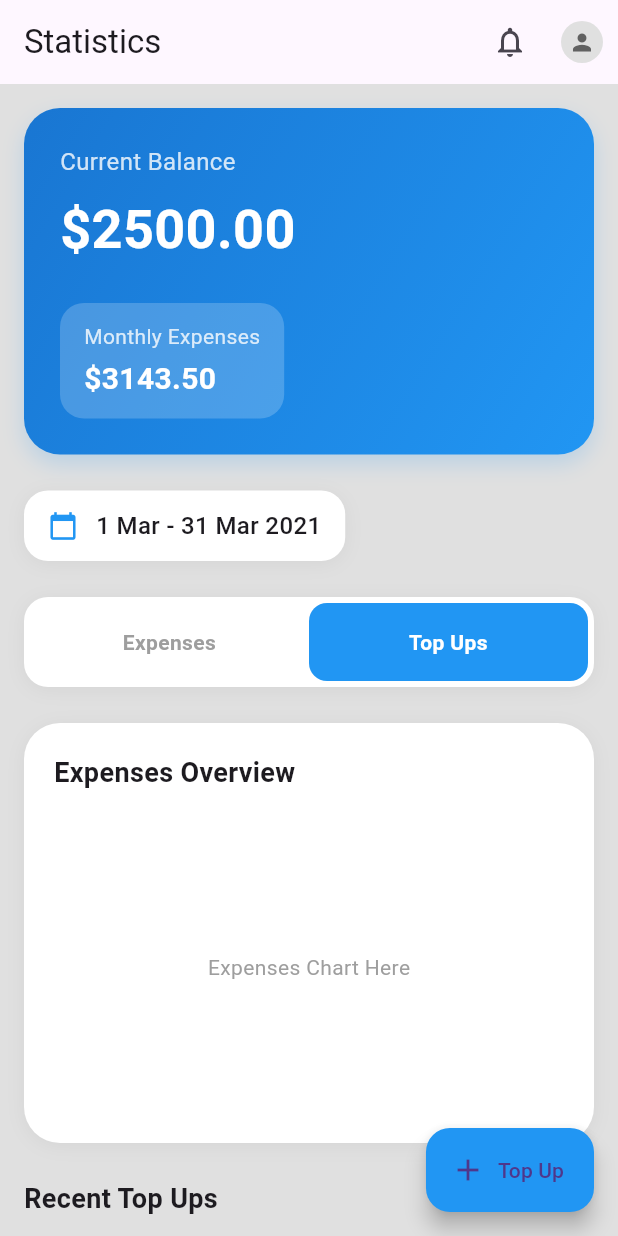
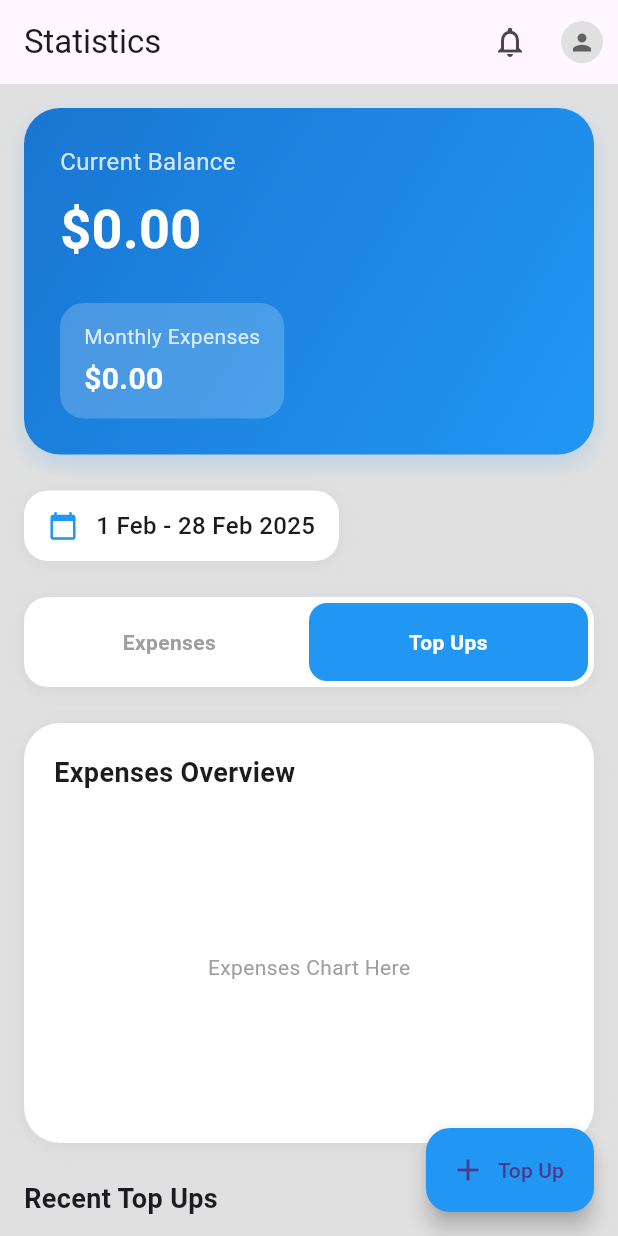
Before and after one commit to Kashyroyalty/Flutter_mobile_app, a Flutter app: the StatisticsPage screen opened by its route, after a tap on "Top Ups", on a phone screen of 412 x 824 dp. Run offline on Flutter 3.47's test engine with Material 3 defaults, Android fonts, the phone set to English and light mode, and no system bars; our stand-ins replace google_fonts, image_picker, local_auth, shared_preferences; missing offline and left inert: dart:ffi; accounts and stored records are empty; network calls fail.

Commit message:
added apis to the statistics page

```diff
--- a/lib/Pages/StockPage.dart
+++ b/lib/Pages/StockPage.dart
@@ -1,20 +1,12 @@
 import 'package:flutter/material.dart';
 import 'package:intl/intl.dart';
-import 'package:fl_chart/fl_chart.dart';
-import 'package:flutter/material.dart';
-import 'package:intl/intl.dart';
+
 import 'package:online_banking_system/Pages/NotificationPage.dart';
 
-// Add this import or create the class
-class ProfilePage extends StatelessWidget {
-  @override
-  Widget build(BuildContext context) {
-    return Scaffold(
-      appBar: AppBar(title: Text('Profile')),
-      body: Center(child: Text('Profile Page')),
-    );
-  }
-}
+import '../Models/AccountContract.dart';
+import '../Models/ApiService.dart';
+import '../Models/TransactionContract.dart';
+import 'ProfilePage.dart';
 
 enum TransactionCategory {
   transfer(icon: Icons.swap_horiz),
@@ -26,6 +18,7 @@ enum TransactionCategory {
   const TransactionCategory({required this.icon});
 }
 
+
 class StatisticsPage extends StatefulWidget {
   @override
   _StatisticsPageState createState() => _StatisticsPageState();
@@ -33,36 +26,46 @@ class StatisticsPage extends StatefulWidget {
 
 class _StatisticsPageState extends State<StatisticsPage> {
   bool isExpensesTab = true;
-  double currentBalance = 2500.00;
+  double currentBalance = 0.0;
+  AccountContract? accountData;
+  bool _isLoading = true;
   List<Transaction> transactions = [];
+  bool isLoading = true;
+  String errorMessage = '';
 
   @override
   void initState() {
     super.initState();
-    // Initialize sample transactions
-    transactions = [
-      Transaction(
-        id: '1',
-        title: 'Bank Transfer',
-        amount: -2941.25,
-        date: DateTime(2021, 3, 15),
-        category: TransactionCategory.transfer,
-      ),
-      Transaction(
-        id: '2',
-        title: 'Shopping',
-        amount: -156.50,
-        date: DateTime(2021, 3, 14),
-        category: TransactionCategory.shopping,
-      ),
-      Transaction(
-        id: '3',
-        title: 'Food',
-        amount: -45.75,
-        date: DateTime(2021, 3, 13),
-        category: TransactionCategory.food,
-      ),
-    ];
+    fetchTransactions();
+  }
+
+  Future<void> fetchTransactions() async {
+    try {
+      TransactionContract contract = await ApiService().fetchTransactionContract("5176632120");
+      setState(() {
+        transactions.add(contract as Transaction);
+      });
+    } catch (e) {
+      print("Error fetching card contract: $e");
+    }
+  }
+
+  Future<void> fetchAccountData() async {
+    try {
+      print("Fetching account data...");
+      final account = await ApiService().fetchAccountContract("5176632120");
+      print("Account Data Fetched: ${account.accountContractName}");
+
+      setState(() {
+        accountData = account;
+        _isLoading = false;
+      });
+    } catch (e) {
+      print("Error fetching account data: $e");
+      setState(() {
+        _isLoading = false;
+      });
+    }
   }
 
   void _showTopUpDialog() {
@@ -291,6 +294,13 @@ class _StatisticsPageState extends State<StatisticsPage> {
   }
 
   Widget _buildDateRange() {
+    DateTime now = DateTime.now();
+    DateTime firstDay = DateTime(now.year, now.month, 1);
+    DateTime lastDay = DateTime(now.year, now.month + 1, 0);
+
+    String formattedDateRange =
+        '${DateFormat('d MMM').format(firstDay)} - ${DateFormat('d MMM y').format(lastDay)}';
+
     return Container(
       padding: EdgeInsets.symmetric(horizontal: 16, vertical: 12),
       decoration: BoxDecoration(
@@ -310,7 +320,7 @@ class _StatisticsPageState extends State<StatisticsPage> {
           Icon(Icons.calendar_today, size: 20, color: Colors.blue),
           SizedBox(width: 12),
           Text(
-            '1 Mar - 31 Mar 2021',
+            formattedDateRange,
             style: TextStyle(
               fontSize: 16,
               fontWeight: FontWeight.w500,
```
